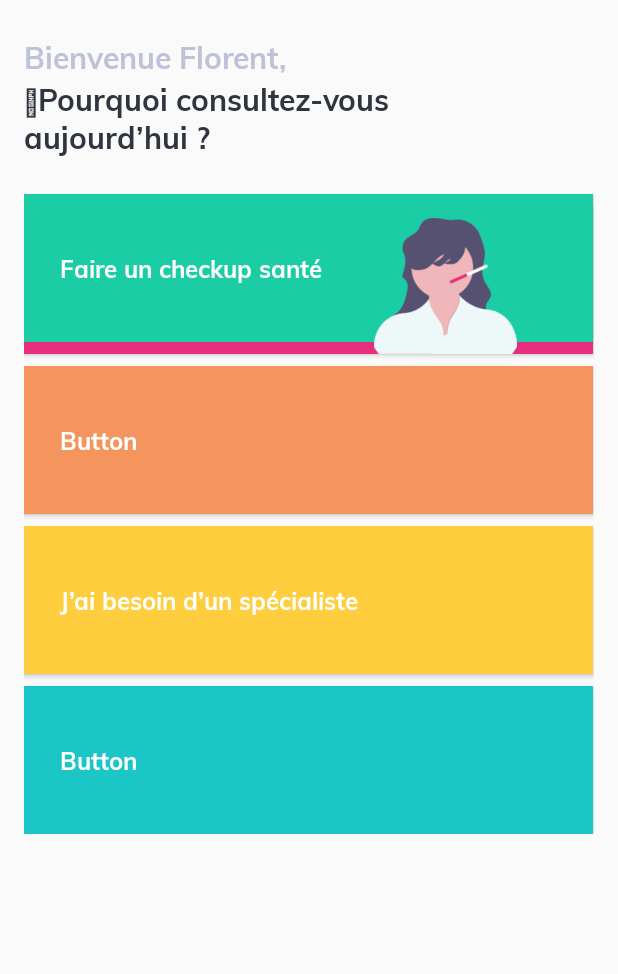
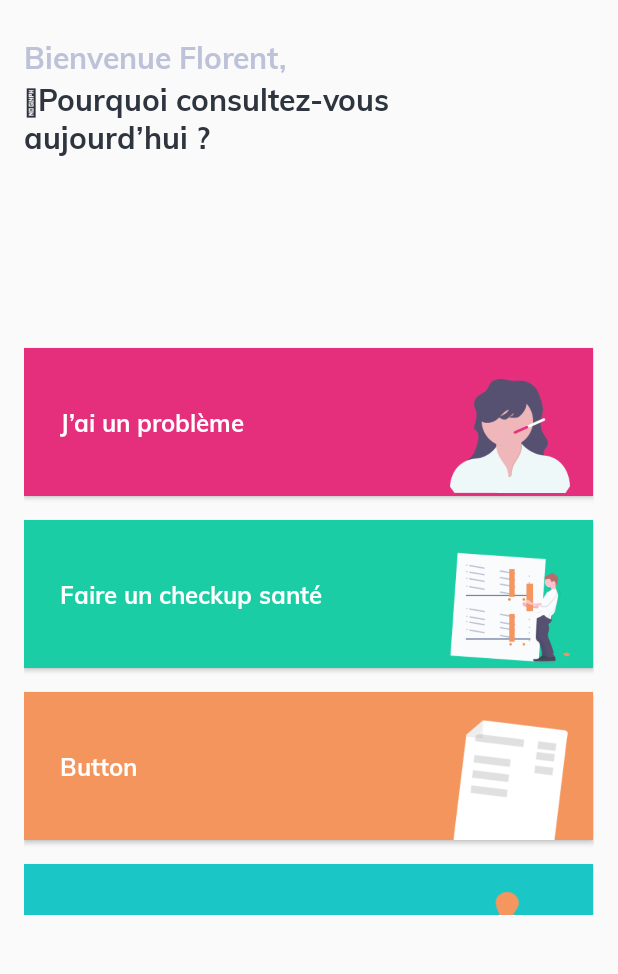
Before and after one commit to Tretiakoff/sifg2, an Android app: the screen it shows after launch (EntryActivity), on a phone screen of 412 x 824 dp, the part 180-1154 px from its top. Run offline under Robolectric (Android 15) with nearby library versions, the phone set to English and light mode, and no system bars.

Commit message:
forground img added

```diff
--- a/app/src/main/res/layout/activity_entry.xml
+++ b/app/src/main/res/layout/activity_entry.xml
@@ -47,7 +47,7 @@
 
     <ScrollView
         android:layout_width="0dp"
-        android:layout_height="0dp"
+        android:layout_height="386dp"
         android:layout_marginEnd="16dp"
         android:layout_marginRight="16dp"
         android:layout_marginTop="24dp"
@@ -66,6 +66,7 @@
                 android:id="@+id/problem_Btn"
                 android:layout_width="0dp"
                 android:layout_height="wrap_content"
+                android:layout_marginBottom="16dp"
                 android:layout_marginTop="8dp"
                 android:background="@color/color_cerise"
                 android:gravity="center_vertical"
@@ -77,6 +78,7 @@
                 android:textColor="@color/cardview_light_background"
                 android:textSize="16dp"
                 app:fontFamily="@font/muli_bold"
+                app:layout_constraintBottom_toTopOf="@+id/checkup_Btn"
                 app:layout_constraintEnd_toEndOf="@+id/checkup_Btn"
                 app:layout_constraintStart_toStartOf="@+id/checkup_Btn"
                 app:layout_constraintTop_toTopOf="parent" />
@@ -85,6 +87,7 @@
                 android:id="@+id/checkup_Btn"
                 android:layout_width="0dp"
                 android:layout_height="wrap_content"
+                android:layout_marginBottom="16dp"
                 android:background="@color/color_java_2"
                 android:gravity="center_vertical"
                 android:paddingBottom="38dp"
@@ -95,15 +98,15 @@
                 android:textColor="@color/cardview_light_background"
                 android:textSize="16dp"
                 app:fontFamily="@font/muli_bold"
+                app:layout_constraintBottom_toTopOf="@+id/renouvellement_Btn"
                 app:layout_constraintEnd_toEndOf="@+id/renouvellement_Btn"
-                app:layout_constraintStart_toStartOf="@+id/renouvellement_Btn"
-                tools:layout_editor_absoluteY="123dp" />
+                app:layout_constraintStart_toStartOf="@+id/renouvellement_Btn" />
 
             <Button
                 android:id="@+id/renouvellement_Btn"
                 android:layout_width="0dp"
                 android:layout_height="wrap_content"
-                android:layout_marginTop="16dp"
+                android:layout_marginBottom="16dp"
                 android:background="@color/color_sundy_brown"
                 android:gravity="center_vertical"
                 android:paddingBottom="38dp"
@@ -114,36 +117,16 @@
                 android:textColor="@color/cardview_light_background"
                 android:textSize="16dp"
                 app:fontFamily="@font/muli_bold"
+                app:layout_constraintBottom_toTopOf="@+id/suivi_Btn"
                 app:layout_constraintEnd_toEndOf="@+id/suivi_Btn"
+                app:layout_constraintHorizontal_bias="0.0"
                 app:layout_constraintStart_toStartOf="@+id/suivi_Btn"
-                app:layout_constraintTop_toBottomOf="@+id/checkup_Btn"
                 tools:text="@string/entries_renouvellement" />
-
-            <Button
-                android:id="@+id/suivi_Btn"
-                android:layout_width="379dp"
-                android:layout_height="wrap_content"
-                android:layout_marginTop="8dp"
-                android:background="@color/color_java"
-                android:gravity="center_vertical"
-                android:paddingBottom="38dp"
-                android:paddingLeft="24dp"
-                android:paddingTop="38dp"
-                android:text="Button"
-                android:textAllCaps="false"
-                android:textColor="@color/cardview_light_background"
-                android:textSize="16dp"
-                app:fontFamily="@font/muli_bold"
-                app:layout_constraintBottom_toBottomOf="parent"
-                app:layout_constraintTop_toBottomOf="@+id/besoin_Btn"
-                tools:layout_editor_absoluteX="16dp"
-                tools:text="@string/entries_suivi" />
 
             <Button
                 android:id="@+id/besoin_Btn"
                 android:layout_width="0dp"
                 android:layout_height="wrap_content"
-                android:layout_marginTop="8dp"
                 android:background="@color/color_bright_sun"
                 android:contentDescription="@string/entries_specialiste"
                 android:gravity="center_vertical"
@@ -155,23 +138,85 @@
                 android:textColor="@color/cardview_light_background"
                 android:textSize="16dp"
                 app:fontFamily="@font/muli_bold"
+                app:layout_constraintBottom_toBottomOf="parent"
                 app:layout_constraintEnd_toEndOf="@+id/suivi_Btn"
-                app:layout_constraintStart_toStartOf="@+id/suivi_Btn"
-                app:layout_constraintTop_toBottomOf="@+id/renouvellement_Btn" />
+                app:layout_constraintHorizontal_bias="0.0"
+                app:layout_constraintStart_toStartOf="@+id/suivi_Btn" />
+
+            <Button
+                android:id="@+id/suivi_Btn"
+                android:layout_width="379dp"
+                android:layout_height="wrap_content"
+                android:layout_marginBottom="16dp"
+                android:background="@color/color_java"
+                android:gravity="center_vertical"
+                android:paddingBottom="38dp"
+                android:paddingLeft="24dp"
+                android:paddingTop="38dp"
+                android:text="Button"
+                android:textAllCaps="false"
+                android:textColor="@color/cardview_light_background"
+                android:textSize="16dp"
+                app:fontFamily="@font/muli_bold"
+                app:layout_constraintBottom_toTopOf="@+id/besoin_Btn"
+                tools:layout_editor_absoluteX="0dp"
+                tools:text="@string/entries_suivi" />
 
             <ImageView
                 android:id="@+id/imageView5"
-                android:layout_width="wrap_content"
-                android:layout_height="0dp"
-                android:layout_marginEnd="8dp"
-                android:layout_marginRight="8dp"
-                android:layout_marginTop="8dp"
+                android:layout_width="80dp"
+                android:layout_height="80dp"
+                android:layout_marginEnd="16dp"
+                android:layout_marginRight="16dp"
                 android:elevation="5dp"
                 android:src="@drawable/probleme"
                 app:layout_constraintBottom_toBottomOf="@+id/problem_Btn"
-                app:layout_constraintEnd_toEndOf="parent"
-                app:layout_constraintTop_toTopOf="@+id/problem_Btn"
-                app:layout_constraintVertical_bias="0.0" />
+                app:layout_constraintEnd_toEndOf="parent" />
+
+            <ImageView
+                android:id="@+id/imageView6"
+                android:layout_width="80dp"
+                android:layout_height="80dp"
+                android:layout_marginEnd="16dp"
+                android:layout_marginRight="16dp"
+                android:elevation="5dp"
+                android:src="@drawable/checkup"
+                app:layout_constraintBottom_toBottomOf="@+id/checkup_Btn"
+                app:layout_constraintEnd_toEndOf="parent" />
+
+            <ImageView
+                android:id="@+id/imageView7"
+                android:layout_width="80dp"
+                android:layout_height="80dp"
+                android:layout_marginEnd="16dp"
+                android:layout_marginRight="16dp"
+                android:elevation="5dp"
+                android:src="@drawable/renouvellement"
+                app:layout_constraintBottom_toBottomOf="@+id/renouvellement_Btn"
+                app:layout_constraintEnd_toEndOf="parent" />
+
+            <ImageView
+                android:id="@+id/imageView8"
+                android:layout_width="wrap_content"
+                android:layout_height="80dp"
+                android:layout_marginEnd="16dp"
+                android:layout_marginRight="16dp"
+                android:elevation="5dp"
+                android:src="@drawable/suivi"
+                app:layout_constraintBottom_toBottomOf="@+id/suivi_Btn"
+                app:layout_constraintEnd_toEndOf="parent" />
+
+            <ImageView
+                android:id="@+id/imageView9"
+                android:layout_width="80dp"
+                android:layout_height="80dp"
+                android:layout_marginBottom="8dp"
+                android:layout_marginEnd="16dp"
+                android:layout_marginRight="16dp"
+                android:elevation="5dp"
+                android:src="@drawable/specialiste"
+                app:layout_constraintBottom_toBottomOf="@+id/besoin_Btn"
+                app:layout_constraintEnd_toEndOf="@+id/besoin_Btn" />
 
         </android.support.constraint.ConstraintLayout>
     </ScrollView>
```
